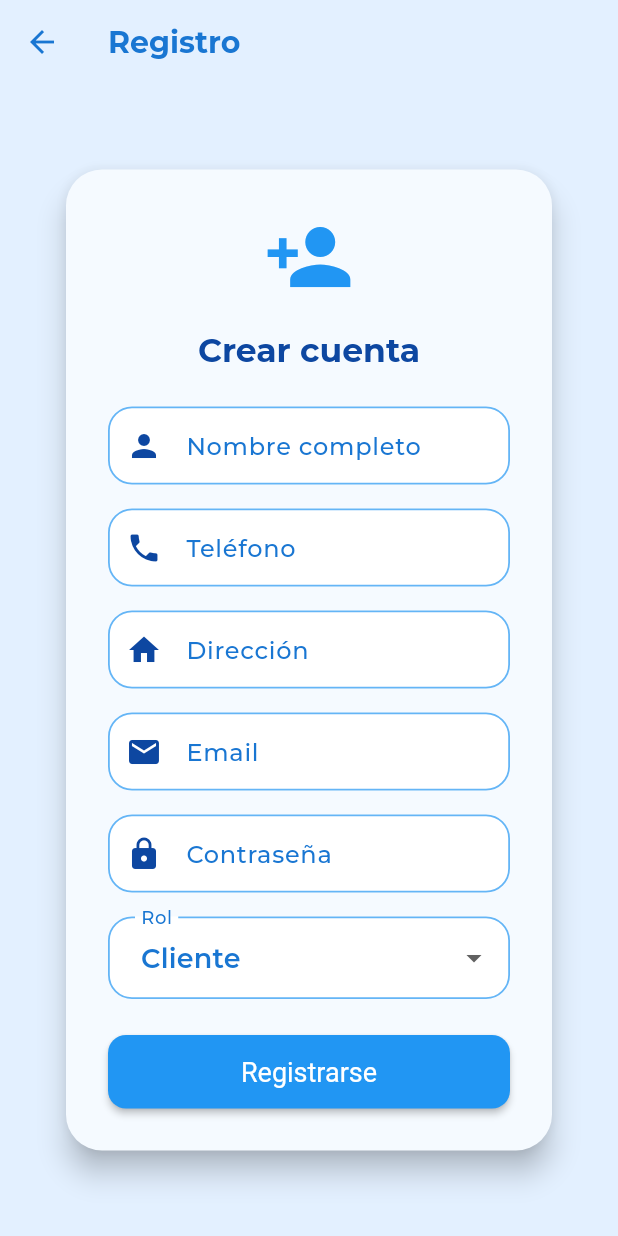
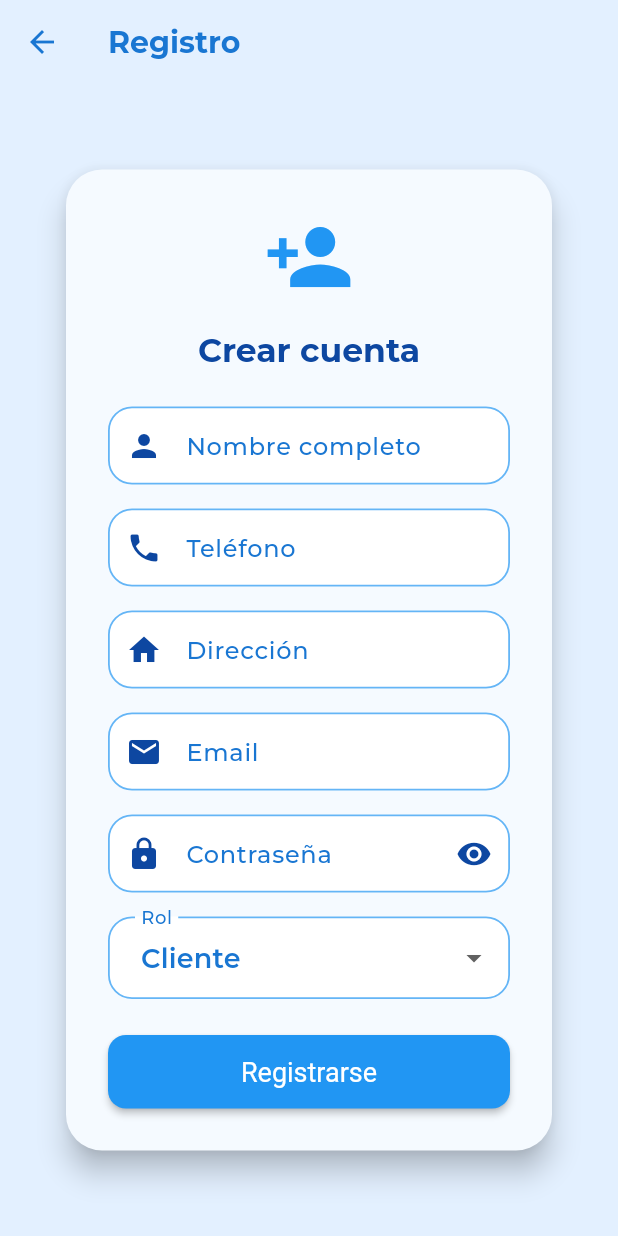
Before and after one commit to JbAntrax57/proyecto-movil, a Flutter app: the screen it shows after launch, after a tap on "Entrar", after a tap on "Crear cuenta", on a phone screen of 412 x 824 dp. Run offline on Flutter 3.47's test engine with Material 3 defaults, Android fonts, the phone set to English and light mode, and no system bars; our stand-ins replace carousel_slider, fl_chart, flutter_dotenv, flutter_local_notifications, geocoding, geolocator and 7 more; accounts and stored records are empty.

```diff
--- a/lib/presentation/cliente/screens/login_screen.dart
+++ b/lib/presentation/cliente/screens/login_screen.dart
@@ -36,6 +36,7 @@ class _LoginScreenState extends State<ClienteLoginScreen> {
   String password = '';
   String? error; // Mensaje de error si el login falla
   bool loading = false; // Estado de carga para mostrar spinner
+  bool _obscurePassword = true; // Para mostrar/ocultar contraseña
 
   // Usuarios demo por rol (Cliente, Repartidor, Dueño, Admin)
   final demoUsers = [
@@ -201,8 +202,18 @@ class _LoginScreenState extends State<ClienteLoginScreen> {
                       decoration: InputDecoration(
                         labelText: AppLocalizations.of(context).get('contraseña'),
                         prefixIcon: const Icon(Icons.lock),
+                        suffixIcon: IconButton(
+                          icon: Icon(
+                            _obscurePassword ? Icons.visibility : Icons.visibility_off,
+                          ),
+                          onPressed: () {
+                            setState(() {
+                              _obscurePassword = !_obscurePassword;
+                            });
+                          },
+                        ),
                       ),
-                      obscureText: true,
+                      obscureText: _obscurePassword,
                       onChanged: (v) => password = v.trim(),
                       validator: (v) => v == null || v.isEmpty
                           ? AppLocalizations.of(context).get('ingrese_contraseña')
--- a/lib/presentation/common/screens/register_screen.dart
+++ b/lib/presentation/common/screens/register_screen.dart
@@ -25,6 +25,7 @@ class _RegisterScreenState extends State<RegisterScreen> {
   String direccion = '';
   String? error;
   bool loading = false;
+  bool _obscurePassword = true; // Para mostrar/ocultar contraseña
 
   // Función para encriptar la contraseña con SHA-256
   String hashPassword(String password) {
@@ -160,11 +161,21 @@ class _RegisterScreenState extends State<RegisterScreen> {
                     ),
                     const SizedBox(height: 16),
                     TextFormField(
-                      decoration: const InputDecoration(
+                      decoration: InputDecoration(
                         labelText: 'Contraseña',
-                        prefixIcon: Icon(Icons.lock),
+                        prefixIcon: const Icon(Icons.lock),
+                        suffixIcon: IconButton(
+                          icon: Icon(
+                            _obscurePassword ? Icons.visibility : Icons.visibility_off,
+                          ),
+                          onPressed: () {
+                            setState(() {
+                              _obscurePassword = !_obscurePassword;
+                            });
+                          },
+                        ),
                       ),
-                      obscureText: true,
+                      obscureText: _obscurePassword,
                       onChanged: (v) => password = v.trim(),
                       validator: (v) => v == null || v.isEmpty
                           ? 'Ingrese su contraseña'
```
